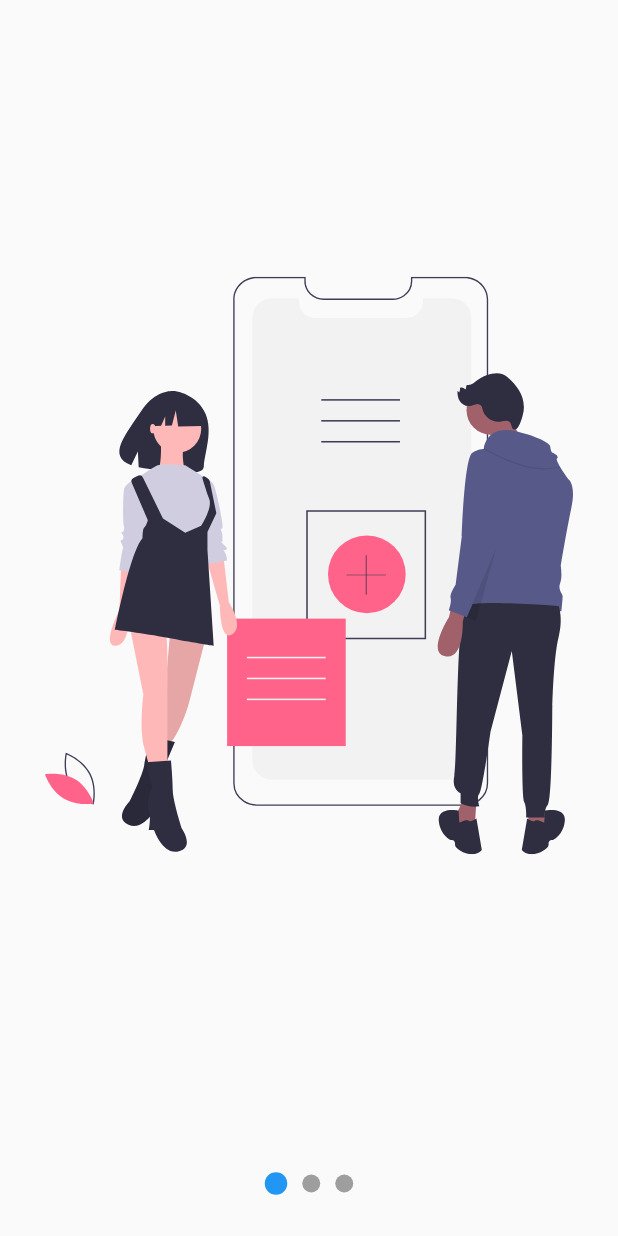
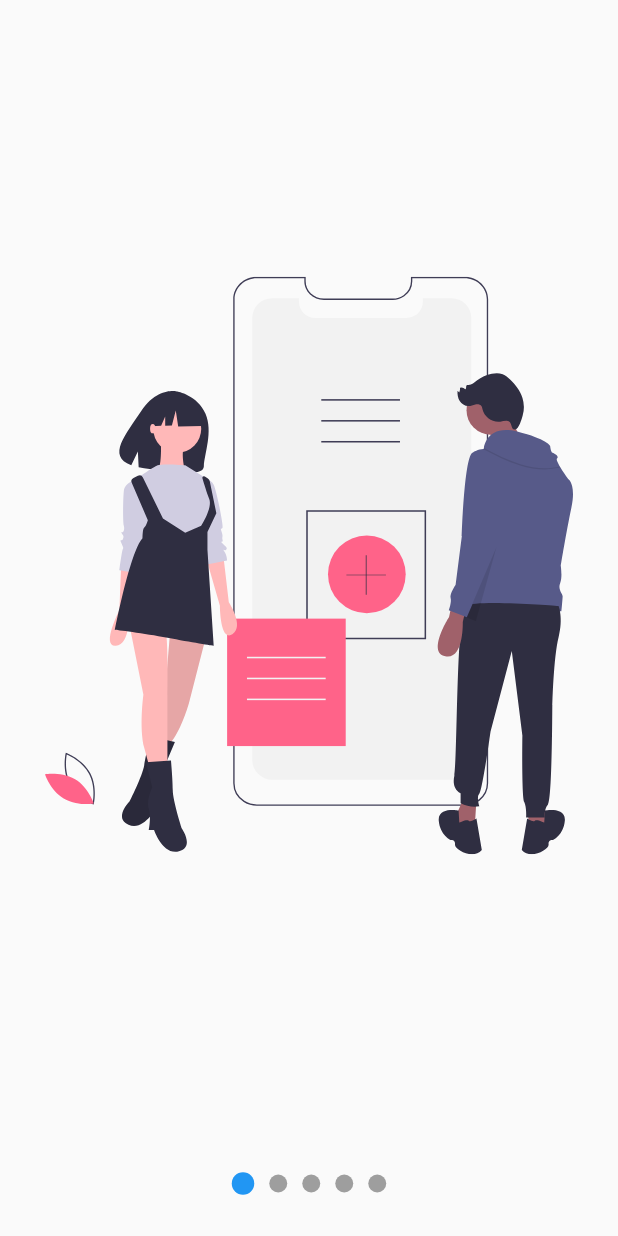
Before and after one commit to pedromolesp/flutter-disenos-profesionales, a Flutter app: the screen it shows after launch, on a phone screen of 412 x 824 dp. Run offline on Flutter 3.47's test engine with Material 2 defaults, Android fonts, the phone set to English and light mode, and no system bars; our stand-ins replace flutter_svg.

Commit message:
desglosar dots

```diff
--- a/lib/src/pages/slideshow_page.dart
+++ b/lib/src/pages/slideshow_page.dart
@@ -1,11 +1,20 @@
 import 'package:disenos/src/widgets/slideshow.dart';
 import 'package:flutter/material.dart';
+import 'package:flutter_svg/flutter_svg.dart';
 
 class SlideShowPage extends StatelessWidget {
   @override
   Widget build(BuildContext context) {
     return Scaffold(
-      body: SlideShow(),
+      body: SlideShow(
+        slides: [
+          SvgPicture.asset("assets/svgs/slide-1.svg"),
+          SvgPicture.asset("assets/svgs/slide-2.svg"),
+          SvgPicture.asset("assets/svgs/slide-3.svg"),
+          SvgPicture.asset("assets/svgs/slide-4.svg"),
+          SvgPicture.asset("assets/svgs/slide-5.svg")
+        ],
+      ),
     );
   }
 }
--- a/lib/src/widgets/slideshow.dart
+++ b/lib/src/widgets/slideshow.dart
@@ -1,9 +1,10 @@
 import 'package:disenos/src/models/slider_model.dart';
 import 'package:flutter/material.dart';
-import 'package:flutter_svg/flutter_svg.dart';
 import 'package:provider/provider.dart';
 
 class SlideShow extends StatelessWidget {
+  final List<Widget> slides;
+  SlideShow({this.slides});
   @override
   Widget build(BuildContext context) {
     return ChangeNotifierProvider(
@@ -12,8 +13,8 @@ class SlideShow extends StatelessWidget {
         body: Center(
             child: Column(
           children: [
-            Expanded(child: _Slides()),
-            _Dots(),
+            Expanded(child: _Slides(this.slides)),
+            _Dots(this.slides.length),
           ],
         )),
       ),
@@ -22,18 +23,23 @@ class SlideShow extends StatelessWidget {
 }
 
 class _Dots extends StatelessWidget {
+  int dotsNumber;
+  List<Widget> children;
+  _Dots(this.dotsNumber);
   @override
   Widget build(BuildContext context) {
+    children = new List<Widget>();
+
+    for (var i = 0; i < dotsNumber; i++) {
+      children.add(_Dot(i));
+    }
+
     return Container(
       width: double.infinity,
       height: 70,
       child: Row(
         mainAxisAlignment: MainAxisAlignment.center,
-        children: [
-          _Dot(0),
-          _Dot(1),
-          _Dot(2),
-        ],
+        children: children,
       ),
     );
   }
@@ -64,16 +70,19 @@ class _Dot extends StatelessWidget {
 }
 
 class _Slides extends StatefulWidget {
+  _Slides(this.slides);
+  final List<Widget> slides;
   @override
   __SlidesState createState() => __SlidesState();
 }
 
 class __SlidesState extends State<_Slides> {
   PageController _controller = new PageController();
-
+  int numberSlides;
   @override
   void initState() {
     super.initState();
+    numberSlides = widget.slides.length;
     _controller.addListener(() {
       Provider.of<SliderModel>(context, listen: false).currentPage =
           _controller.page;
@@ -91,25 +100,21 @@ class __SlidesState extends State<_Slides> {
     return Container(
       child: PageView(
         controller: _controller,
-        children: [
-          _Slide("assets/svgs/slide-1.svg"),
-          _Slide("assets/svgs/slide-2.svg"),
-          _Slide("assets/svgs/slide-3.svg"),
-        ],
+        children: widget.slides.map((slide) => _Slide(slide)).toList(),
       ),
     );
   }
 }
 
 class _Slide extends StatelessWidget {
-  final String svg;
-  _Slide(this.svg);
+  final Widget slide;
+  _Slide(this.slide);
   @override
   Widget build(BuildContext context) {
     return Container(
         width: double.infinity,
         height: double.infinity,
         padding: EdgeInsets.all(30),
-        child: SvgPicture.asset(svg));
+        child: slide);
   }
 }
```
